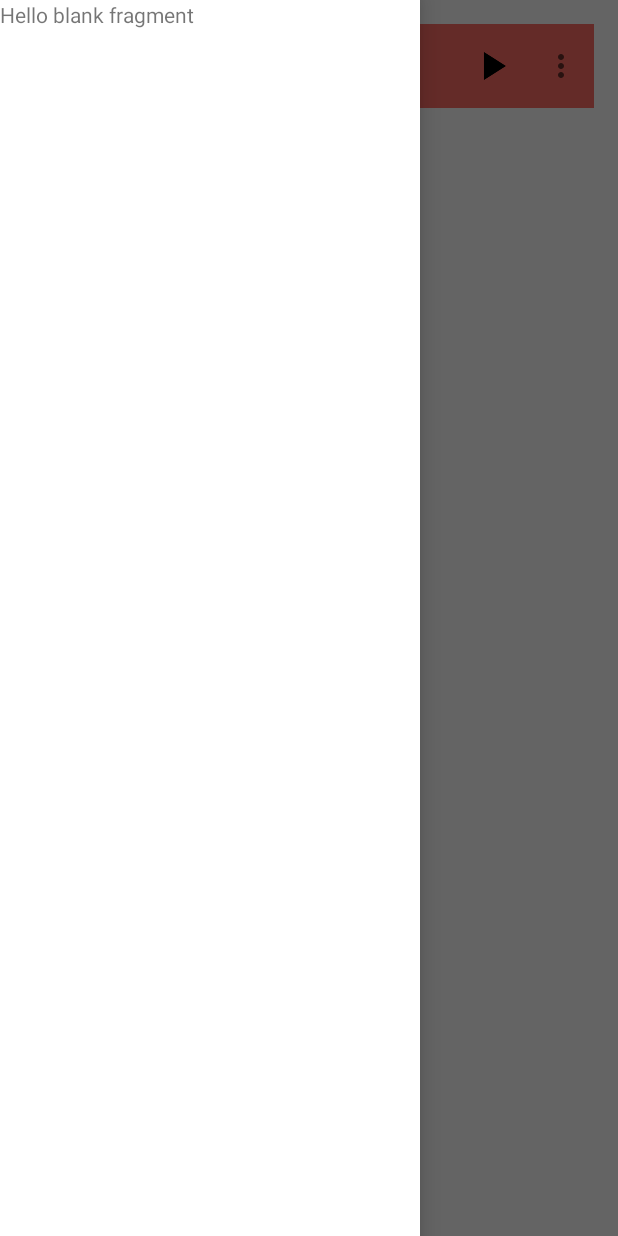
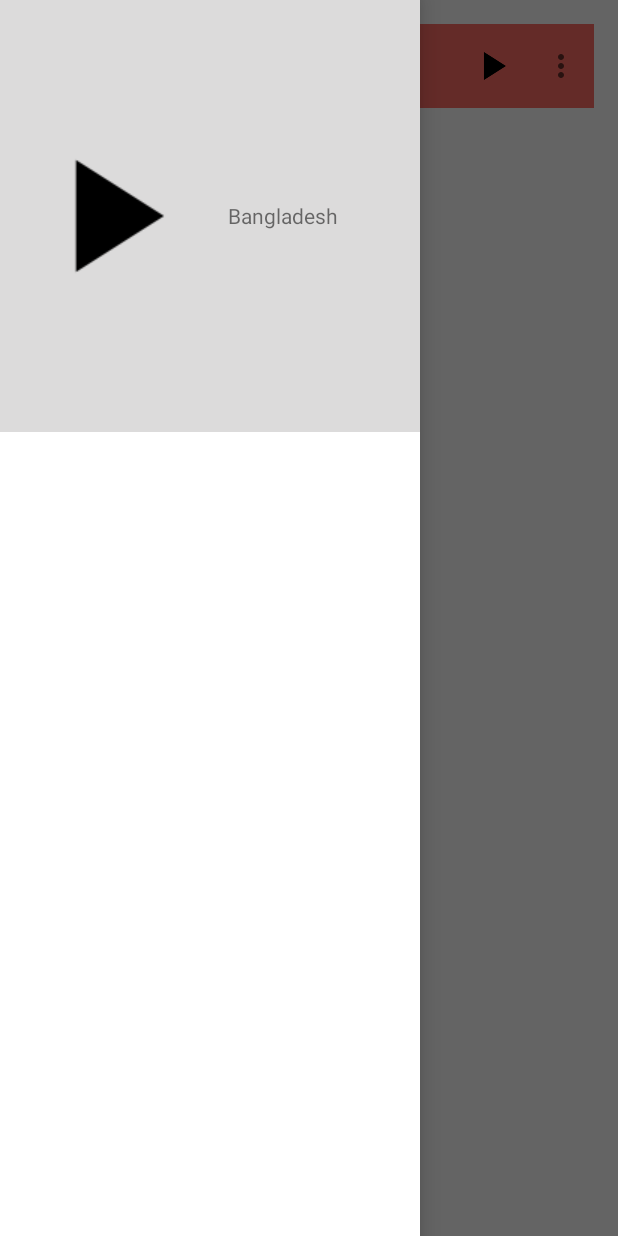
Before and after one commit to rrrongon/NavigationDrawerwithTab, an Android app: the screen it shows after launch (MainActivity), with the side drawer open, on a phone screen of 412 x 824 dp. Run offline under Robolectric (Android 15) with nearby library versions, the phone set to English and light mode, and no system bars.

Commit message:
navigation drawer with static data row

```diff
--- a/app/build.gradle
+++ b/app/build.gradle
@@ -24,4 +24,5 @@ dependencies {
     testCompile 'junit:junit:4.12'
     compile 'com.android.support:appcompat-v7:21.0.3'
     compile 'com.android.support:support-v4:21.0.3'
+    compile 'com.android.support:recyclerview-v7:21.0.0'
 }
--- /dev/null
+++ b/app/src/main/java/com/test/iptv/adapter/listRecyclerAdapter.java
@@ -0,0 +1,68 @@
+package com.test.iptv.adapter;
+
+import android.content.Context;
+import android.support.v7.widget.RecyclerView;
+import android.view.LayoutInflater;
+import android.view.View;
+import android.view.ViewGroup;
+import android.widget.ImageView;
+import android.widget.TextView;
+
+import com.test.iptv.materialdesignone.R;
+import com.test.iptv.materialdesignone.categoryDetail;
+
+import java.util.Collections;
+import java.util.List;
+
+/**
+ * Developed by rubayet on 3/29/16.
+ */
+
+public class listRecyclerAdapter extends RecyclerView.Adapter<listRecyclerAdapter.myViewHolder> {
+
+    private LayoutInflater inflater;
+    List<categoryDetail> data = Collections.emptyList();
+
+
+    public listRecyclerAdapter(Context context , List<categoryDetail> data){
+        inflater = LayoutInflater.from(context);
+        this.data = data;
+    }
+
+    @Override
+    public myViewHolder onCreateViewHolder(ViewGroup parent, int viewType) {
+        View customRootView = inflater.inflate(R.layout.custom_row,parent,false);
+        myViewHolder viewHolder = new myViewHolder(customRootView);
+        return viewHolder;
+    }
+
+    @Override
+    public void onBindViewHolder(myViewHolder holder, int position) {
+        categoryDetail current = data.get(position);
+        holder.title.setText(current.categoryName);
+        holder.icon.setImageResource(current.icon);
+    }
+
+    @Override
+    public int getItemCount() {
+
+        if (data != null){
+            return data.size();
+        }
+        return 0;
+    }
+
+
+
+    class myViewHolder extends RecyclerView.ViewHolder{
+
+        TextView title;
+        ImageView icon;
+
+        public myViewHolder(View itemView) {
+            super(itemView);
+            title = (TextView) itemView.findViewById(R.id.customRowtitle);
+            icon = (ImageView) itemView.findViewById(R.id.customRowImage);
+        }
+    }
+}
--- a/app/src/main/java/com/test/iptv/materialdesignone/NavigationDrawerFrag.java
+++ b/app/src/main/java/com/test/iptv/materialdesignone/NavigationDrawerFrag.java
@@ -7,10 +7,17 @@ import android.os.Bundle;
 import android.support.v4.app.Fragment;
 import android.support.v4.widget.DrawerLayout;
 import android.support.v7.app.ActionBarDrawerToggle;
+import android.support.v7.widget.LinearLayoutManager;
+import android.support.v7.widget.RecyclerView;
 import android.support.v7.widget.Toolbar;
 import android.view.LayoutInflater;
 import android.view.View;
 import android.view.ViewGroup;
+
+import com.test.iptv.adapter.listRecyclerAdapter;
+
+import java.util.ArrayList;
+import java.util.List;
 
 
 /**
@@ -18,9 +25,12 @@ import android.view.ViewGroup;
  */
 public class NavigationDrawerFrag extends Fragment {
 
+    private RecyclerView recyclerView;
     private ActionBarDrawerToggle  mDrawerToggle;
     private DrawerLayout mDrawerLayout;
     boolean mDrawer = false;
+
+    private listRecyclerAdapter adapter;
 
     public NavigationDrawerFrag() {
         // Required empty public constructor
@@ -31,7 +41,15 @@ public class NavigationDrawerFrag extends Fragment {
     public View onCreateView(LayoutInflater inflater, ViewGroup container,
                              Bundle savedInstanceState) {
         // Inflate the layout for this fragment
-        return inflater.inflate(R.layout.fragment_navigation_drawer, container, false);
+
+        View layout = inflater.inflate(R.layout.fragment_navigation_drawer, container, false);
+
+        recyclerView = (RecyclerView) layout.findViewById(R.id.drawerRecyclerList);
+
+        adapter = new listRecyclerAdapter(getActivity(),getData());
+        recyclerView.setAdapter(adapter);
+        recyclerView.setLayoutManager( new LinearLayoutManager(getActivity()));
+        return layout;
     }
 
     public void setUp(DrawerLayout drawerLayout, Toolbar toolbar) {
@@ -78,4 +96,17 @@ public class NavigationDrawerFrag extends Fragment {
         SharedPreferences sharedPreferences = context.getSharedPreferences("file_name",Context.MODE_PRIVATE);
         return sharedPreferences.getString(prefKey,defaultValue);
     }
+
+    public List<categoryDetail> getData(){
+        List<categoryDetail> data = new ArrayList<>();
+        String titles[] = {"Bangladesh","India"};
+
+        for (int i =0;i<titles.length;i++){
+            categoryDetail current = new categoryDetail();
+            current.categoryName = titles[i];
+            current.icon = R.drawable.ic_play_arrow;
+            data.add(current);
+        }
+        return data;
+    }
 }
--- /dev/null
+++ b/app/src/main/java/com/test/iptv/materialdesignone/categoryDetail.java
@@ -0,0 +1,11 @@
+package com.test.iptv.materialdesignone;
+
+/**
+ * Developed by root on 3/29/16.
+ */
+public class categoryDetail {
+    public String categoryName;
+    public int icon;
+
+   public categoryDetail(){}
+}
--- a/app/src/main/res/layout/activity_main.xml
+++ b/app/src/main/res/layout/activity_main.xml
@@ -6,7 +6,7 @@
     xmlns:app="http://schemas.android.com/apk/res-auto"
     android:id="@+id/drawerLayout">
 
-    <RelativeLayout
+    <FrameLayout
         android:layout_width="match_parent"
         android:layout_height="match_parent"
         android:paddingBottom="@dimen/activity_vertical_margin"
@@ -20,7 +20,7 @@
             layout="@layout/app_bar">
         </include>
 
-    </RelativeLayout>
+    </FrameLayout>
 
     <fragment
         android:layout_width="280dp"
--- /dev/null
+++ b/app/src/main/res/layout/custom_row.xml
@@ -0,0 +1,24 @@
+<?xml version="1.0" encoding="utf-8"?>
+<LinearLayout
+    xmlns:android="http://schemas.android.com/apk/res/android"
+    android:orientation="horizontal"
+    android:layout_width="match_parent"
+    android:layout_height="match_parent"
+    android:background="#dcdbdb">
+
+    <ImageView
+        android:layout_width="wrap_content"
+        android:layout_height="wrap_content"
+        android:padding="8dp"
+        android:layout_gravity="center_vertical"
+        android:src="@drawable/ic_play_arrow"
+        android:id="@+id/customRowImage"/>
+
+    <TextView
+        android:layout_width="wrap_content"
+        android:layout_height="wrap_content"
+        android:id="@+id/customRowtitle"
+        android:padding="8dp"
+        android:text="dummy"
+        android:layout_gravity="center_vertical"/>
+</LinearLayout>
--- a/app/src/main/res/layout/fragment_navigation_drawer.xml
+++ b/app/src/main/res/layout/fragment_navigation_drawer.xml
@@ -1,4 +1,4 @@
-<FrameLayout xmlns:android="http://schemas.android.com/apk/res/android"
+<RelativeLayout xmlns:android="http://schemas.android.com/apk/res/android"
     xmlns:tools="http://schemas.android.com/tools"
     android:layout_width="match_parent"
     android:layout_height="match_parent"
@@ -6,9 +6,10 @@
     android:background="#ffffff">
 
     <!-- TODO: Update blank fragment layout -->
-    <TextView
+
+    <android.support.v7.widget.RecyclerView
         android:layout_width="match_parent"
-        android:layout_height="match_parent"
-        android:text="@string/hello_blank_fragment" />
-
-</FrameLayout>
+        android:layout_height="wrap_content"
+        android:id="@+id/drawerRecyclerList">
+    </android.support.v7.widget.RecyclerView>
+</RelativeLayout>
```
